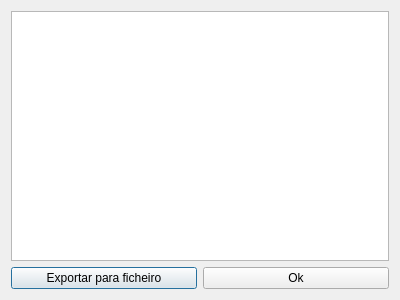
First picture: the form in outputcalcs.ui, repository afonsocastro96/CAL-Projeto-1, before the edit.
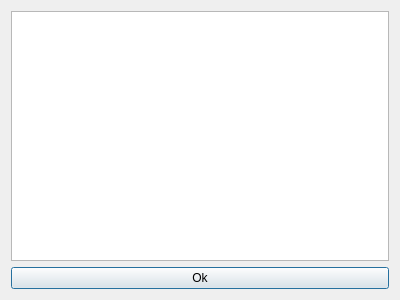
Second picture: the form after the edit.

What changed in the file:
```diff
--- a/outputcalcs.ui
+++ b/outputcalcs.ui
@@ -21,13 +21,6 @@
      </item>
      <item>
       <layout class="QHBoxLayout" name="horizontalLayout">
-       <item>
-        <widget class="QPushButton" name="pushButton">
-         <property name="text">
-          <string>Exportar para ficheiro</string>
-         </property>
-        </widget>
-       </item>
        <item>
         <widget class="QPushButton" name="pushButton_2">
          <property name="text">
```
